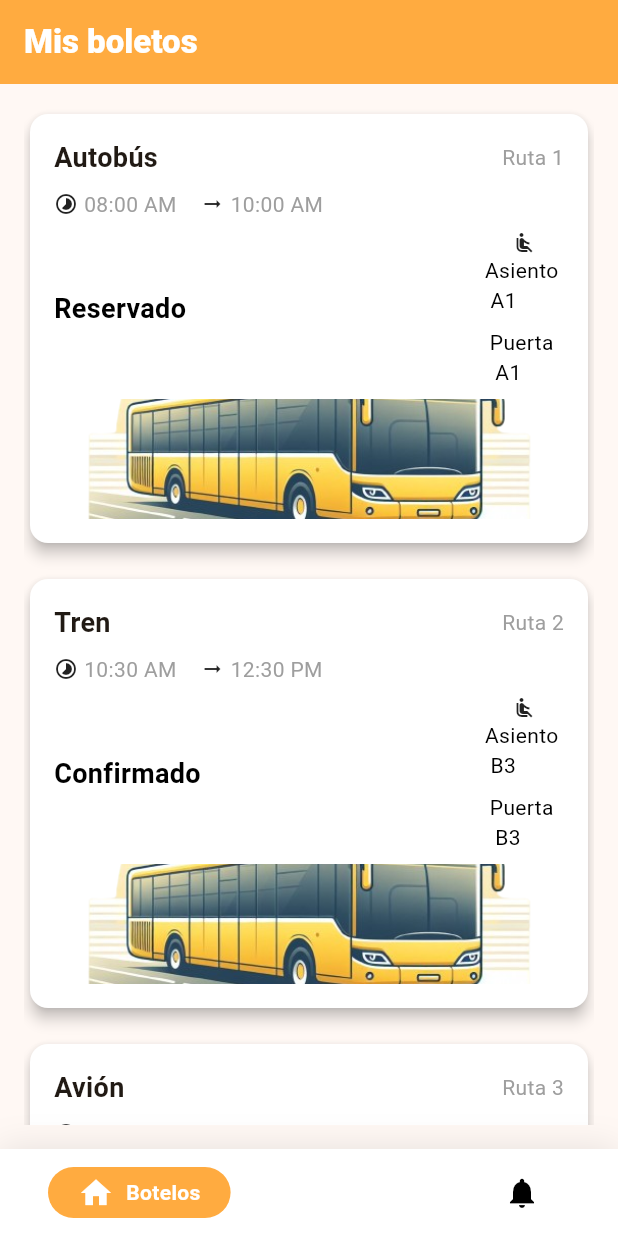
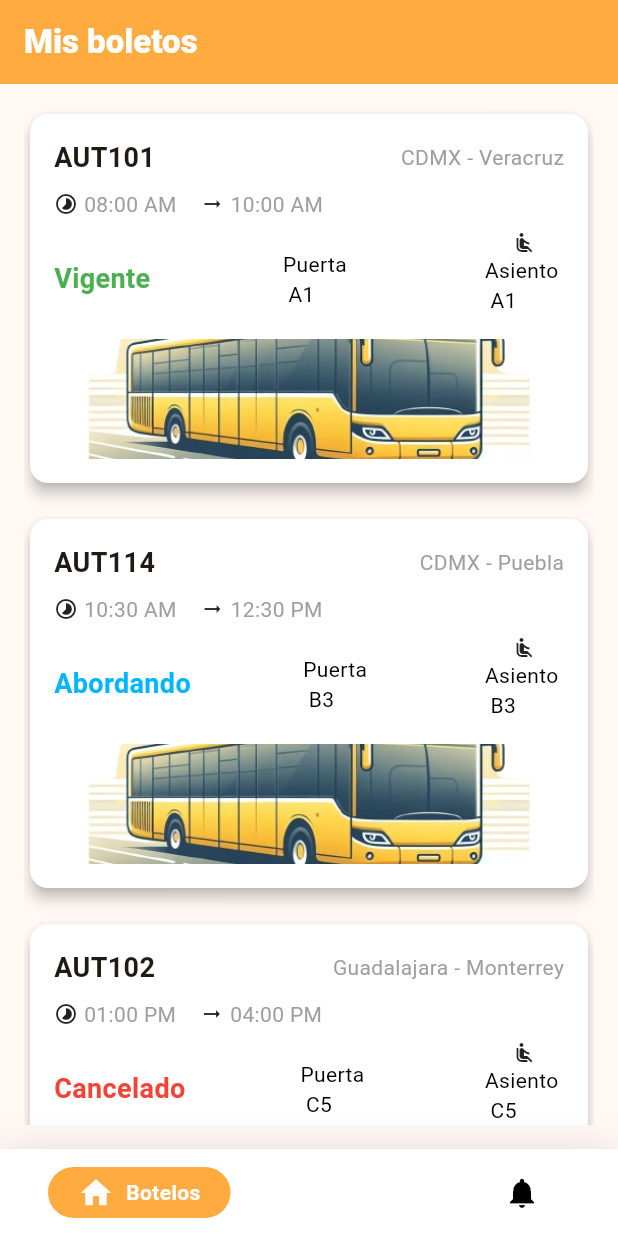
Before and after one commit to JazaeloG/YellowPassFront, a Flutter app: the MyHomePage screen opened by its route, on a phone screen of 412 x 824 dp. Run offline on Flutter 3.47's test engine with Material 3 defaults, Android fonts, the phone set to English and light mode, and no system bars; drawn by our look-alikes of google_nav_bar; our stand-ins replace equatable, firebase_core, firebase_messaging, flutter_bloc, flutter_login, go_router; accounts and stored records are empty.

Commit message:
app demo

```diff
--- a/lib/presentation/screens/boletos_screen.dart
+++ b/lib/presentation/screens/boletos_screen.dart
@@ -11,29 +11,38 @@ class BotelosScreen extends StatefulWidget {
 class _BotelosScreenState extends State<BotelosScreen> {
   List<Map<String, String>> boletos = [
     {
-      'vehiculo': 'Autobús',
-      'ruta': 'Ruta 1',
+      'vehiculo': 'AUT101',
+      'ruta': 'CDMX - Veracruz',
       'horaSalida': '08:00 AM',
       'horaLlegada': '10:00 AM',
-      'status': 'Reservado',
+      'status': 'Vigente',
       'numeroAsiento': 'A1',
       'puertaAbordaje': 'A1'
     },
     {
-      'vehiculo': 'Tren',
-      'ruta': 'Ruta 2',
+      'vehiculo': 'AUT114',
+      'ruta': 'CDMX - Puebla',
       'horaSalida': '10:30 AM',
       'horaLlegada': '12:30 PM',
-      'status': 'Confirmado',
+      'status': 'Abordando',
       'numeroAsiento': 'B3',
       'puertaAbordaje': 'B1'
     },
     {
-      'vehiculo': 'Avión',
-      'ruta': 'Ruta 3',
+      'vehiculo': 'AUT102',
+      'ruta': 'Guadalajara - Monterrey',
       'horaSalida': '01:00 PM',
       'horaLlegada': '04:00 PM',
       'status': 'Cancelado',
+      'numeroAsiento': 'C5',
+      'puertaAbordaje': 'A1'
+    },
+    {
+      'vehiculo': 'AUT103',
+      'ruta': 'Orizaba - Puebla',
+      'horaSalida': '01:00 PM',
+      'horaLlegada': '04:00 PM',
+      'status': 'Finalizado',
       'numeroAsiento': 'C5',
       'puertaAbordaje': 'A1'
     },
--- a/lib/presentation/screens/notifications_screen.dart
+++ b/lib/presentation/screens/notifications_screen.dart
@@ -22,7 +22,7 @@ class NotificationsScreen extends StatelessWidget {
         return ListTile(
           title: Text(notification.title),
           subtitle: Text(notification.body),
-          leading: notification.imageUrl != null ? Image.network(notification.imageUrl!, width: 25, height: 25) : null,
+          leading: notification.imageUrl != null ? Image.network(notification.imageUrl!, width: 100, height: 100) : null,
           onTap: (){
             context.push('/notification-details/${notification.messageId}');
           },
--- a/lib/presentation/widgets/bus_card.dart
+++ b/lib/presentation/widgets/bus_card.dart
@@ -28,9 +28,9 @@ class BusCard extends StatelessWidget {
     switch (status.toLowerCase()) {
       case 'cancelado':
         return Colors.red;
-      case 'pendiente de salida':
-        return Colors.orange;
-      case 'en camino':
+      case 'abordando':
+        return const Color.fromARGB(255, 0, 183, 255);
+      case 'vigente':
         return Colors.green;
       default:
         return Colors.black;
@@ -104,6 +104,13 @@ class BusCard extends StatelessWidget {
                       color: _getColorByStatus(status),
                     ),
                   ),
+                  Text(
+                          'Puerta \n $puertaAbordaje',
+                          style: const TextStyle(
+                            fontSize: 14,
+                            color: Colors.black,
+                          ),
+                  ),
                   Column(
                     children: [
                       const Icon(Icons.airline_seat_recline_normal, size: 16),
@@ -118,18 +125,8 @@ class BusCard extends StatelessWidget {
                         ),
                       ),
                       const SizedBox(height: 8),
-                      Center(
-                        child: Text(
-                          'Puerta \n $puertaAbordaje',
-                          style: const TextStyle(
-                            fontSize: 14,
-                            color: Colors.black,
-                          ),
-                        ),
-                      )
                     ],
                   ),
-
                 ],
               ),
               const SizedBox(height: 8),
```
Also changed, not shown: lib/domain/entities/push_messages.dart (+29 -5 lines).
